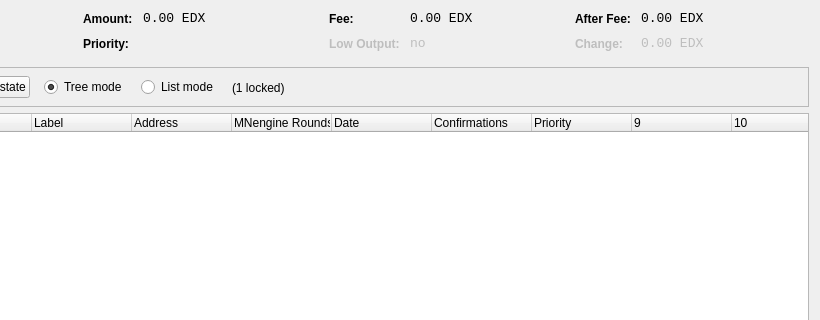
Before: the Qt Designer form src/qt/forms/coincontroldialog.ui in SaltineChips/Aequitas_Network, drawn with Qt 5; both pictures show x 180 to 1000 and y 0 to 320 of the 1000 by 500 pixel window.
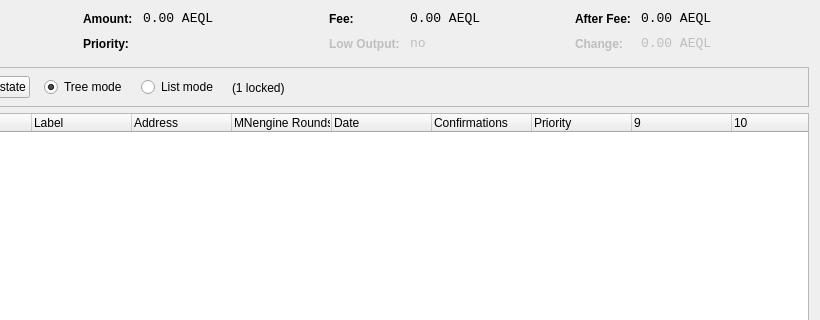
After: the same form once the commit is applied. Custom widgets are drawn as their Qt base class.

What changed in the file:
```diff
--- a/src/qt/forms/coincontroldialog.ui
+++ b/src/qt/forms/coincontroldialog.ui
@@ -144,7 +144,7 @@
           <enum>Qt::ActionsContextMenu</enum>
          </property>
          <property name="text">
-          <string notr="true">0.00 EDX</string>
+          <string notr="true">0.00 AEQL</string>
          </property>
          <property name="textInteractionFlags">
           <set>Qt::LinksAccessibleByMouse|Qt::TextSelectableByKeyboard|Qt::TextSelectableByMouse</set>
@@ -224,7 +224,7 @@
           <enum>Qt::ActionsContextMenu</enum>
          </property>
          <property name="text">
-          <string notr="true">0.00 EDX</string>
+          <string notr="true">0.00 AEQL</string>
          </property>
          <property name="textInteractionFlags">
           <set>Qt::LinksAccessibleByMouse|Qt::TextSelectableByKeyboard|Qt::TextSelectableByMouse</set>
@@ -310,7 +310,7 @@
           <enum>Qt::ActionsContextMenu</enum>
          </property>
          <property name="text">
-          <string notr="true">0.00 EDX</string>
+          <string notr="true">0.00 AEQL</string>
          </property>
          <property name="textInteractionFlags">
           <set>Qt::LinksAccessibleByMouse|Qt::TextSelectableByKeyboard|Qt::TextSelectableByMouse</set>
@@ -348,7 +348,7 @@
           <enum>Qt::ActionsContextMenu</enum>
          </property>
          <property name="text">
-          <string notr="true">0.00 EDX</string>
+          <string notr="true">0.00 AEQL</string>
          </property>
          <property name="textInteractionFlags">
           <set>Qt::LinksAccessibleByMouse|Qt::TextSelectableByKeyboard|Qt::TextSelectableByMouse</set>
```
